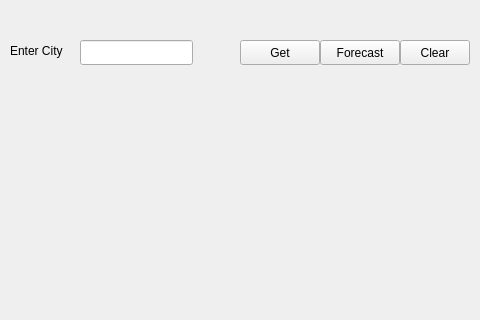
Qt form include/mainwindow.ui (novapix/weatherapp) before a commit; both pictures show x 0 to 480 and y 0 to 320 of the 480 by 960 pixel window.
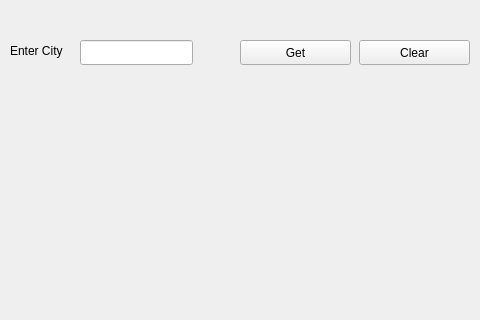
The same form after that commit.

Diff of the .ui file:
```diff
--- a/include/mainwindow.ui
+++ b/include/mainwindow.ui
@@ -45,7 +45,7 @@
      <rect>
       <x>240</x>
       <y>40</y>
-      <width>80</width>
+      <width>111</width>
       <height>25</height>
      </rect>
     </property>
@@ -89,25 +89,12 @@
      <bool>true</bool>
     </property>
    </widget>
-   <widget class="QPushButton" name="btnForecast">
-    <property name="geometry">
-     <rect>
-      <x>320</x>
-      <y>40</y>
-      <width>80</width>
-      <height>25</height>
-     </rect>
-    </property>
-    <property name="text">
-     <string>Forecast</string>
-    </property>
-   </widget>
    <widget class="QPushButton" name="btnClear">
     <property name="geometry">
      <rect>
-      <x>400</x>
+      <x>359</x>
       <y>40</y>
-      <width>70</width>
+      <width>111</width>
       <height>25</height>
      </rect>
     </property>
```
